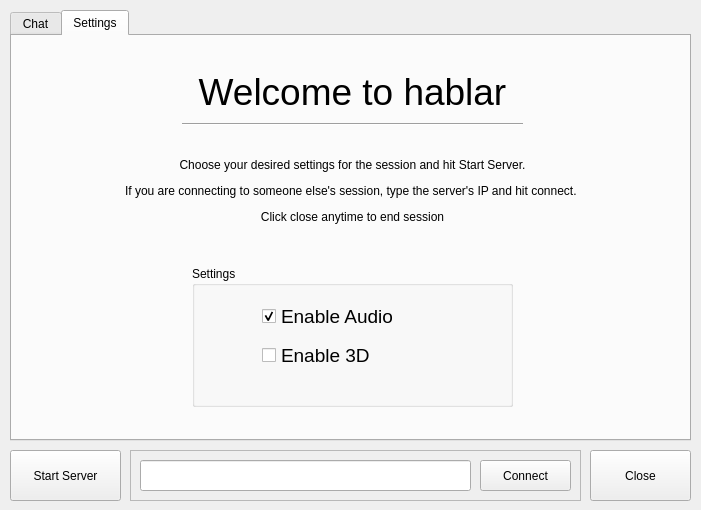
First picture: the form in design.ui, repository lepisma/hablar, before the edit.
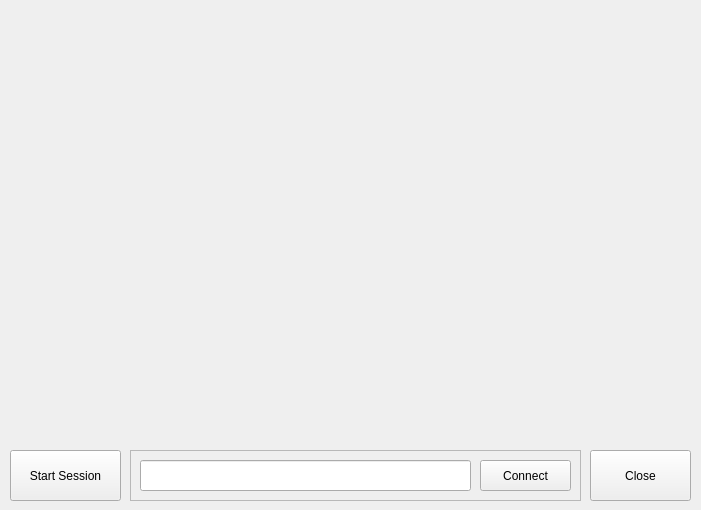
Second picture: the form after the edit.

Commit message: Minified Qt layout

What changed in the file:
```diff
--- a/design.ui
+++ b/design.ui
@@ -14,134 +14,6 @@
    <string>Hablar | Chat</string>
   </property>
   <widget class="QWidget" name="centralwidget">
-   <widget class="QTabWidget" name="tabWidget">
-    <property name="geometry">
-     <rect>
-      <x>10</x>
-      <y>10</y>
-      <width>681</width>
-      <height>431</height>
-     </rect>
-    </property>
-    <property name="currentIndex">
-     <number>1</number>
-    </property>
-    <widget class="QWidget" name="tab">
-     <attribute name="title">
-      <string>Chat</string>
-     </attribute>
-    </widget>
-    <widget class="QWidget" name="tab_2">
-     <attribute name="title">
-      <string>Settings</string>
-     </attribute>
-     <widget class="QLabel" name="label_4">
-      <property name="geometry">
-       <rect>
-        <x>10</x>
-        <y>30</y>
-        <width>661</width>
-        <height>51</height>
-       </rect>
-      </property>
-      <property name="font">
-       <font>
-        <pointsize>28</pointsize>
-       </font>
-      </property>
-      <property name="text">
-       <string>Welcome to hablar</string>
-      </property>
-      <property name="textFormat">
-       <enum>Qt::AutoText</enum>
-      </property>
-      <property name="alignment">
-       <set>Qt::AlignCenter</set>
-      </property>
-     </widget>
-     <widget class="QLabel" name="label">
-      <property name="geometry">
-       <rect>
-        <x>10</x>
-        <y>110</y>
-        <width>661</width>
-        <height>91</height>
-       </rect>
-      </property>
-      <property name="text">
-       <string>&lt;html&gt;&lt;head/&gt;&lt;body&gt;&lt;p align=&quot;center&quot;&gt;Choose your desired settings for the session and hit Start Server.&lt;/p&gt;&lt;p align=&quot;center&quot;&gt;If you are connecting to someone else's session, type the server's IP and hit connect. &lt;/p&gt;&lt;p align=&quot;center&quot;&gt;Click close anytime to end session&lt;/p&gt;&lt;/body&gt;&lt;/html&gt;</string>
-      </property>
-     </widget>
-     <widget class="Line" name="line">
-      <property name="geometry">
-       <rect>
-        <x>170</x>
-        <y>80</y>
-        <width>341</width>
-        <height>16</height>
-       </rect>
-      </property>
-      <property name="orientation">
-       <enum>Qt::Horizontal</enum>
-      </property>
-     </widget>
-     <widget class="QGroupBox" name="groupBox">
-      <property name="geometry">
-       <rect>
-        <x>180</x>
-        <y>230</y>
-        <width>321</width>
-        <height>141</height>
-       </rect>
-      </property>
-      <property name="title">
-       <string>Settings</string>
-      </property>
-      <widget class="QCheckBox" name="checkBox_3">
-       <property name="enabled">
-        <bool>true</bool>
-       </property>
-       <property name="geometry">
-        <rect>
-         <x>70</x>
-         <y>40</y>
-         <width>191</width>
-         <height>21</height>
-        </rect>
-       </property>
-       <property name="font">
-        <font>
-         <pointsize>14</pointsize>
-        </font>
-       </property>
-       <property name="text">
-        <string>Enable Audio</string>
-       </property>
-       <property name="checked">
-        <bool>true</bool>
-       </property>
-      </widget>
-      <widget class="QCheckBox" name="checkBox_2">
-       <property name="geometry">
-        <rect>
-         <x>70</x>
-         <y>80</y>
-         <width>121</width>
-         <height>18</height>
-        </rect>
-       </property>
-       <property name="font">
-        <font>
-         <pointsize>14</pointsize>
-        </font>
-       </property>
-       <property name="text">
-        <string>Enable 3D</string>
-       </property>
-      </widget>
-     </widget>
-    </widget>
-   </widget>
    <widget class="QPushButton" name="pushButton">
     <property name="geometry">
      <rect>
@@ -152,7 +24,7 @@
      </rect>
     </property>
     <property name="text">
-     <string>Start Server</string>
+     <string>Start Session</string>
     </property>
    </widget>
    <widget class="QPushButton" name="pushButton_2">
```
